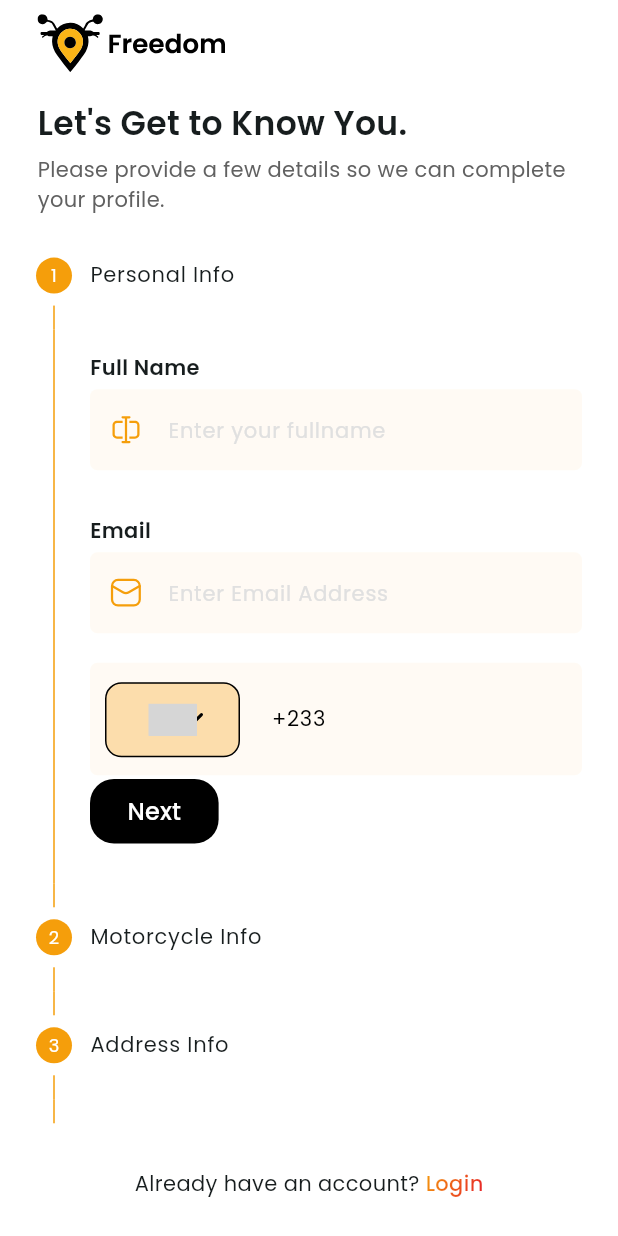
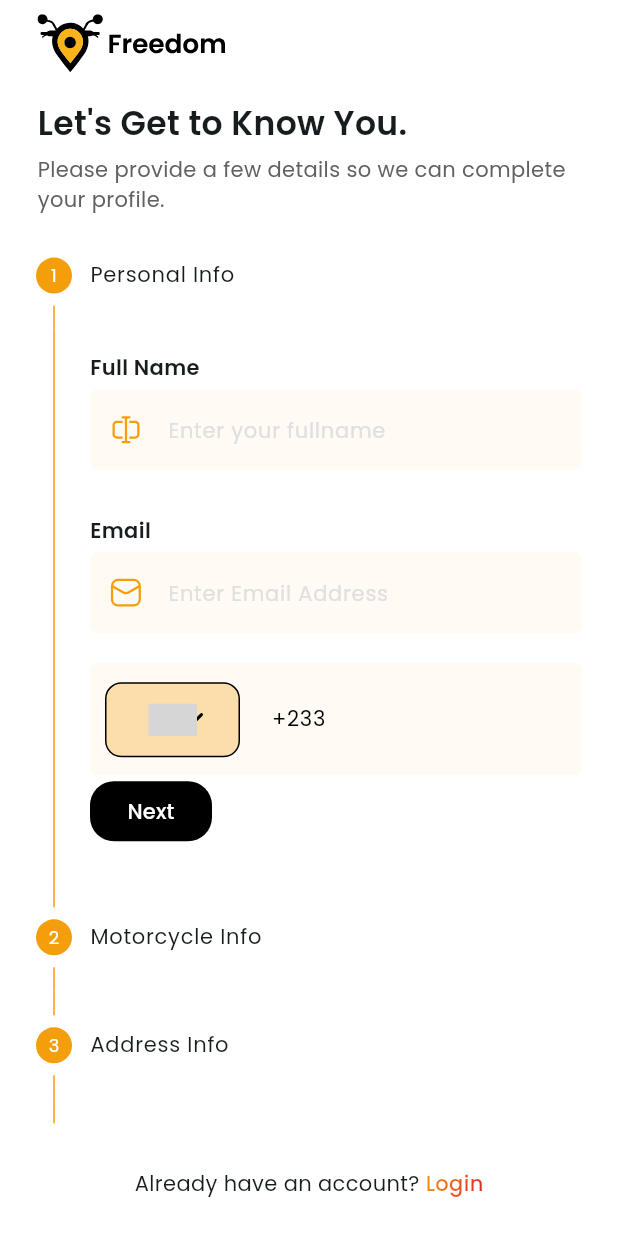
Before and after one commit to FreedomGhanaLabs/FreedomDiver, a Flutter app: the RegisterFormScreen screen opened by its route, on a phone screen of 412 x 824 dp. Run offline on Flutter 3.47's test engine with Material 3 defaults, Android fonts, the phone set to English and light mode, and no system bars; drawn by our look-alikes of country_code_picker, loader_overlay; our stand-ins replace awesome_dialog, awesome_snackbar_content, bloc, cached_network_image, dio, dotted_border and 25 more; missing offline and left inert: country_state_city_picker, flutter_polyline_points; accounts and stored records are empty; network calls fail; project files that could hold a hidden picture were left out; grey boxes are pictures that could not be loaded.

Commit message:
changed 12 files

```diff
--- a/lib/feature/kyc/view/background_verification_screen.dart
+++ b/lib/feature/kyc/view/background_verification_screen.dart
@@ -118,7 +118,7 @@ class SimpleButton extends StatelessWidget {
             padding ??
             const EdgeInsets.symmetric(
               horizontal: whiteSpace,
-              vertical: medWhiteSpace,
+              vertical: extraSmallWhiteSpace + 2,
             ),
       ),
       child:
@@ -131,7 +131,7 @@ class SimpleButton extends StatelessWidget {
                 TextStyle(
                   color: Colors.white,
                   fontSize:
-                      Responsive.isBigMobile(context)
+                      Responsive.isTablet(context)
                           ? normalText
                           : paragraphText,
                   fontWeight: FontWeight.w500,
--- a/lib/shared/widgets/gradient_text.dart
+++ b/lib/shared/widgets/gradient_text.dart
@@ -3,8 +3,17 @@ import 'package:freedomdriver/shared/app_config.dart';
 import 'package:freedomdriver/shared/theme/app_colors.dart';
 
 class GradientText extends StatelessWidget {
-  const GradientText({required this.text, this.routeNameToMoveTo, super.key, this.onTap});
+  const GradientText({
+    required this.text,
+    this.routeNameToMoveTo,
+    super.key,
+    this.onTap,
+    this.fontSize,
+    this.fontWeight,
+  });
   final String text;
+  final double? fontSize;
+  final FontWeight? fontWeight;
   final String? routeNameToMoveTo;
   final void Function()? onTap;
 
@@ -12,18 +21,22 @@ class GradientText extends StatelessWidget {
   Widget build(BuildContext context) {
     return ShaderMask(
       blendMode: BlendMode.srcIn,
-      shaderCallback: (bounds) => gradient.createShader(
-        Rect.fromLTWH(0, 0, bounds.width, bounds.height),
-      ),
+      shaderCallback:
+          (bounds) => gradient.createShader(
+            Rect.fromLTWH(0, 0, bounds.width, bounds.height),
+          ),
       child: InkWell(
-        onTap: routeNameToMoveTo !=null ? () {
-          Navigator.pushNamed(context, routeNameToMoveTo!);
-        } : onTap,
+        onTap:
+            routeNameToMoveTo != null
+                ? () {
+                  Navigator.pushNamed(context, routeNameToMoveTo!);
+                }
+                : onTap,
         child: Text(
           text,
-          style: const TextStyle(
-            fontSize: paragraphText,
-            fontWeight: FontWeight.w500,
+          style: TextStyle(
+            fontSize: fontSize ?? paragraphText,
+            fontWeight: fontWeight ?? FontWeight.w500,
           ),
         ),
       ),
--- a/lib/utilities/notification_service.dart
+++ b/lib/utilities/notification_service.dart
@@ -29,7 +29,8 @@ class NotificationService {
     // Create channel (Android)
     await flutterLocalNotificationsPlugin
         .resolvePlatformSpecificImplementation<
-            AndroidFlutterLocalNotificationsPlugin>()
+          AndroidFlutterLocalNotificationsPlugin
+        >()
         ?.createNotificationChannel(_channel);
 
     // Init plugin
@@ -80,6 +81,7 @@ class NotificationService {
     required String title,
     required String body,
     Map<String, dynamic>? payload,
+    List<AndroidNotificationAction>? actions,
   }) async {
     await flutterLocalNotificationsPlugin.show(
       DateTime.now().millisecondsSinceEpoch.remainder(100000),
@@ -92,7 +94,9 @@ class NotificationService {
           channelDescription: _channel.description,
           importance: Importance.max,
           priority: Priority.high,
-          color: darkRed,
+          color: gradient1,
+          enableLights: true,
+          actions: actions,
         ),
         iOS: const DarwinNotificationDetails(),
       ),
@@ -100,15 +104,17 @@ class NotificationService {
     );
   }
 
-static Future<void> sendNotification({
+  static Future<void> sendNotification({
     required String title,
     required String body,
     Map<String, dynamic>? payload,
+    List<AndroidNotificationAction>? actions,
   }) async {
     await _showLocalNotification(
       title: title,
       body: body,
       payload: payload,
+      actions: actions,
     );
   }
 
--- a/lib/utilities/socket_service.dart
+++ b/lib/utilities/socket_service.dart
@@ -42,7 +42,7 @@ class DriverSocketService {
   Future<void> connect({
     VoidCallback? onConnect,
     VoidCallback? onDisconnect,
-    Function(RideRequest)? onNewRideRequest,
+    Function(RideRequest, Map<String, dynamic>)? onNewRideRequest,
     Function(String status)? onNewRideAccepted,
     Function(String status)? onRideStatusUpdate,
   }) async {
@@ -78,7 +78,7 @@ class DriverSocketService {
       log('${DriverSocketConstants.newRideRequestLog}$data');
       final ride = RideRequest.fromJson(data as Map<String, dynamic>);
 
-      onNewRideRequest?.call(ride);
+      onNewRideRequest?.call(ride, data);
     });
 
     _socket!.on(DriverSocketConstants.rideAccepted, (data) {
```
Also changed, not shown: lib/feature/app/view/app.dart (+9 -4 lines), lib/feature/home/view/home_screen.dart (+37 -58 lines), lib/feature/home/view/widgets/estimated_reach_time.dart (+28 -24 lines), lib/feature/home/view/widgets/home_widgets.dart (added, +7 -0 lines), lib/feature/rides/cubit/ride/ride_cubit.dart (+4 -10 lines), assets/app_images/driver_image.png (deleted), lib/feature/home/view/widgets/build_dialog.dart (renamed from lib/feature/home/view/widgets/build_diaglog.dart).
